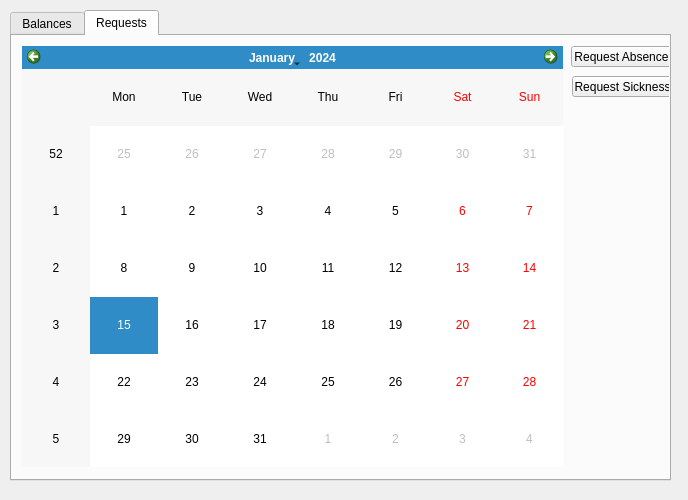
Old version of the form Svoboda_team/mainwindow.ui in the repository Svobodateam/svoboda_team.
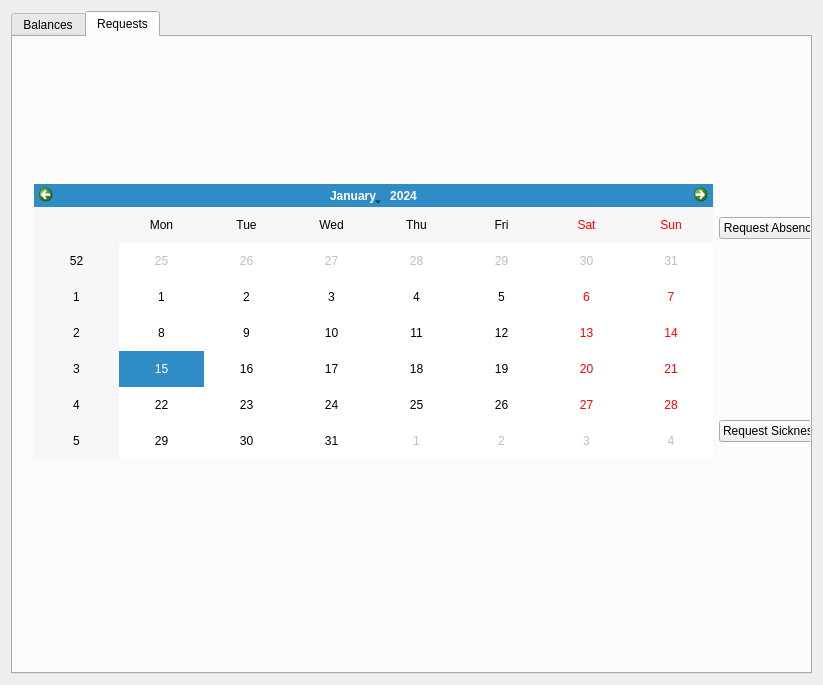
New version of the form. The open tabs and pages were chosen to show the change.

Commit message: setting up layouts

What changed in the file:
```diff
--- a/Svoboda_team/mainwindow.ui
+++ b/Svoboda_team/mainwindow.ui
@@ -6,23 +6,17 @@
    <rect>
     <x>0</x>
     <y>0</y>
-    <width>688</width>
-    <height>500</height>
+    <width>823</width>
+    <height>685</height>
    </rect>
   </property>
   <property name="windowTitle">
    <string>MainWindow</string>
   </property>
   <widget class="QWidget" name="widget">
+   <layout class="QGridLayout" name="gridLayout_8">
+    <item row="0" column="0">
    <widget class="QTabWidget" name="tabWidget">
-    <property name="geometry">
-     <rect>
-      <x>10</x>
-      <y>10</y>
-      <width>661</width>
-      <height>471</height>
-     </rect>
-    </property>
     <property name="currentIndex">
      <number>0</number>
     </property>
@@ -253,44 +247,39 @@
      <attribute name="title">
       <string>Requests</string>
      </attribute>
-     <widget class="QCalendarWidget" name="calendarWidget">
+       <widget class="QWidget" name="">
       <property name="geometry">
        <rect>
         <x>10</x>
         <y>10</y>
-        <width>541</width>
-        <height>421</height>
-       </rect>
-      </property>
-     </widget>
+          <width>811</width>
+          <height>551</height>
+         </rect>
+        </property>
+        <layout class="QGridLayout" name="gridLayout_9">
+         <item row="0" column="1">
      <widget class="QPushButton" name="pushButton_2">
-      <property name="geometry">
-       <rect>
-        <x>559</x>
-        <y>10</y>
-        <width>101</width>
-        <height>21</height>
-       </rect>
-      </property>
       <property name="text">
        <string>Request Absence</string>
       </property>
      </widget>
+         </item>
+         <item row="1" column="1">
      <widget class="QPushButton" name="pushButton_3">
-      <property name="geometry">
-       <rect>
-        <x>560</x>
-        <y>40</y>
-        <width>101</width>
-        <height>21</height>
-       </rect>
-      </property>
       <property name="text">
        <string>Request Sickness</string>
       </property>
      </widget>
-    </widget>
-   </widget>
+         </item>
+         <item row="0" column="0" rowspan="2">
+          <widget class="QCalendarWidget" name="calendarWidget"/>
+         </item>
+        </layout>
+       </widget>
+      </widget>
+     </widget>
+    </item>
+   </layout>
   </widget>
  </widget>
  <layoutdefault spacing="6" margin="11"/>
```
Left out of the diff: 216 changed lines with no effect on the pictures. Lines whose indentation alone changed are shown as unchanged.
